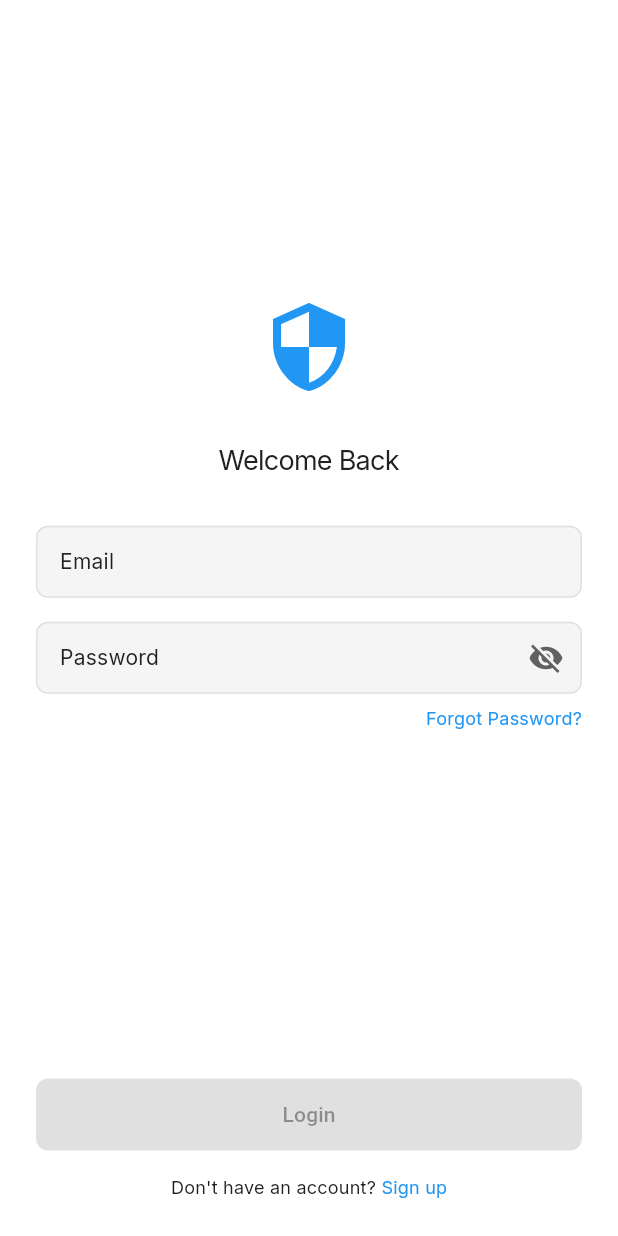
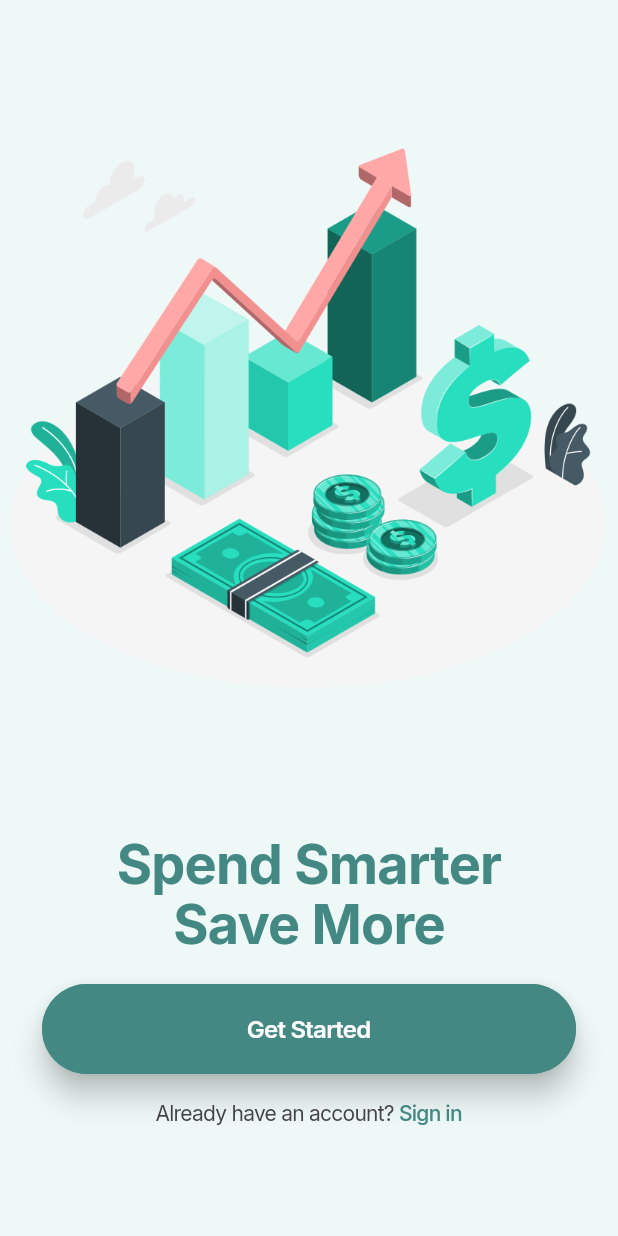
Before and after one commit to thak1996/financy_app, a Flutter app: the screen it shows after launch, on a phone screen of 412 x 824 dp. Run offline on Flutter 3.47's test engine with Material 3 defaults, Android fonts, the phone set to English and light mode, and no system bars; our stand-ins replace dio, flutter_bloc, flutter_secure_storage, go_router, google_fonts.

Commit message:
Implement onboarding feature with updated assets and theme adjustments. Added OnBoarding page, primary button widget, and text rich widget. Updated app routing to include onboarding and modified splash page navigation. Removed app metrics file and adjusted color themes accordingly.

```diff
--- a/lib/app/app.route.dart
+++ b/lib/app/app.route.dart
@@ -1,4 +1,5 @@
 import 'package:go_router/go_router.dart';
+import 'page/auth/onBoarding/onboarding.page.dart';
 import 'page/auth/register/register.page.dart';
 import 'page/home/home.page.dart';
 import 'page/auth/login/login.page.dart';
@@ -11,5 +12,6 @@ final GoRouter appRouter = GoRouter(
     GoRoute(path: '/login', builder: (context, state) => LoginPage()),
     GoRoute(path: '/home', builder: (context, state) => HomePage()),
     GoRoute(path: '/register', builder: (context, state) => RegisterPage()),
+    GoRoute(path: '/onboarding', builder: (context, state) => OnBoarding()),
   ],
 );
--- a/lib/app/core/theme/app.colors.dart
+++ b/lib/app/core/theme/app.colors.dart
@@ -4,12 +4,9 @@ abstract class AppColors {
   AppColors._();
 
   // Brand Colors
-  static Color get primary => const Color(0xFF2196F3);
-  static Color get secondary => const Color(0xFF64B5F6);
-  static Color get accent => const Color(0xFF448AFF);
+  static Color get primary => const Color(0xFF438883);
+  static Color get secondary => const Color(0xFF2F7E79);
 
-  // Feedback Colors
-  static Color get success => const Color(0xFF4CAF50);
   static Color get warning => const Color(0xFFFFC107);
   static Color get error => const Color(0xFFF44336);
 
@@ -19,18 +16,27 @@ abstract class AppColors {
   static Color get grey300 => const Color(0xFFE0E0E0);
 
   static Color get white => const Color(0xFFFFFFFF);
+  static Color get iceWhite => const Color(0xFFEEF8F7);
 
   // Surface Colors
   static Color get background => const Color(0xFFFFFFFF);
   static Color get surface => const Color(0xFFFFFFFF);
 
   // Text Colors
-  static Color get textPrimary => const Color(0xFF212121);
-  static Color get textSecondary => const Color(0xFF757575);
+  static Color get textPrimary => const Color(0xFF438883);
+  static Color get textSecondary => const Color(0xFF444444);
   static Color get textDisabled => const Color(0xFFBDBDBD);
 
   // Link Colors
   static Color get link => const Color(0xFF2196F3);
 
-  static List<Color> get gradient => [Color(0xFF63B5AF), Color(0xFF438883)];
+  static List<Color> get gradientBackground => [
+    Color(0xFF63B5AF),
+    Color(0xFF438883),
+  ];
+  static List<Color> get gradientButton => [
+    Color(0xFF69AEA9),
+    Color(0xFF69AEA9),
+    Color(0xFF3F8782),
+  ];
 }
--- a/lib/app/core/theme/app.metrics.dart
+++ /dev/null
@@ -1,51 +0,0 @@
-abstract class AppMetrics {
-  AppMetrics._();
-
-  // Spacing
-  static double get spacingXXS => 2;
-  static double get spacingXS => 4;
-  static double get spacingS => 8;
-  static double get spacingM => 12;
-  static double get spacingL => 16;
-  static double get spacingXL => 24;
-  static double get spacingXXL => 48;
-
-  // Border Radius
-  static double get radiusXS => 4;
-  static double get radiusS => 8;
-  static double get radiusM => 12;
-  static double get radiusL => 16;
-  static double get radiusXL => 24;
-
-  // Button Heights
-  static double get buttonHeightS => 36;
-  static double get buttonHeightM => 48;
-  static double get buttonHeightL => 56;
-
-  // Input Heights
-  static double get inputHeightS => 36;
-  static double get inputHeightM => 48;
-  static double get inputHeightL => 56;
-
-  // Font Sizes
-  static double get fontDisplay1 => 26;
-  static double get fontDisplay2 => 22;
-  static double get fontDisplay3 => 20;
-  static double get fontHeadline => 18;
-  static double get fontTitle => 16;
-  static double get fontBody => 14;
-  static double get fontLabel => 12;
-  static double get fontCaption => 12;
-
-  // Letter Spacing
-  static double get letterSpacingS => -0.5;
-  static double get letterSpacingM => 0.1;
-  static double get letterSpacingL => 0.15;
-
-  // Sizes
-  static double get sizedBoxXXS => 8;
-  static double get sizedBoxXS => 16;
-  static double get sizedBoxS => 24;
-  static double get sizedBoxM => 32;
-  static double get sizedBoxL => 40;
-}
--- a/lib/app/core/theme/app.theme.dart
+++ b/lib/app/core/theme/app.theme.dart
@@ -1,7 +1,6 @@
 import 'package:flutter/material.dart';
 import 'package:google_fonts/google_fonts.dart';
 import 'app.colors.dart';
-import 'app.metrics.dart';
 
 class AppTheme {
   static ThemeData get lightTheme {
@@ -18,49 +17,49 @@ class AppTheme {
         ThemeData.light().textTheme,
       ).copyWith(
         displayLarge: GoogleFonts.inter(
-          fontSize: AppMetrics.fontDisplay1,
-          letterSpacing: AppMetrics.letterSpacingS,
+          fontSize: 36,
+          letterSpacing: -0.5,
           color: AppColors.textPrimary,
         ),
         displayMedium: GoogleFonts.inter(
-          fontSize: AppMetrics.fontDisplay2,
-          letterSpacing: AppMetrics.letterSpacingS,
+          fontSize: 32,
+          letterSpacing: -0.5,
           color: AppColors.textPrimary,
         ),
         displaySmall: GoogleFonts.inter(
-          fontSize: AppMetrics.fontDisplay3,
-          letterSpacing: AppMetrics.letterSpacingS,
+          fontSize: 28,
+          letterSpacing: -0.5,
           color: AppColors.textPrimary,
         ),
         headlineMedium: GoogleFonts.inter(
-          fontSize: AppMetrics.fontHeadline,
-          letterSpacing: AppMetrics.letterSpacingS,
+          fontSize: 24,
+          letterSpacing: -0.5,
           color: AppColors.textPrimary,
         ),
         headlineSmall: GoogleFonts.inter(
-          fontSize: AppMetrics.fontTitle,
+          fontSize: 20,
           fontWeight: FontWeight.w600,
-          letterSpacing: AppMetrics.letterSpacingS,
+          letterSpacing: -0.5,
           color: AppColors.textPrimary,
         ),
         titleLarge: GoogleFonts.inter(
-          fontSize: AppMetrics.fontTitle,
-          letterSpacing: AppMetrics.letterSpacingS,
+          fontSize: 20,
+          letterSpacing: -0.5,
           color: AppColors.textPrimary,
         ),
         bodyLarge: GoogleFonts.inter(
-          fontSize: AppMetrics.fontBody,
-          letterSpacing: AppMetrics.letterSpacingL,
+          fontSize: 16,
+          letterSpacing: -0.5,
           color: AppColors.textSecondary,
         ),
         bodyMedium: GoogleFonts.inter(
-          fontSize: AppMetrics.fontLabel,
-          letterSpacing: AppMetrics.letterSpacingL,
+          fontSize: 14,
+          letterSpacing: -0.5,
           color: AppColors.textSecondary,
         ),
         labelLarge: GoogleFonts.inter(
-          fontSize: AppMetrics.fontLabel,
-          letterSpacing: AppMetrics.letterSpacingM,
+          fontSize: 12,
+          letterSpacing: -0.5,
           color: AppColors.textSecondary,
         ),
       ),
@@ -71,83 +70,65 @@ class AppTheme {
       ),
       cardTheme: CardTheme(
         elevation: 2,
-        shape: RoundedRectangleBorder(
-          borderRadius: BorderRadius.circular(AppMetrics.radiusM),
-        ),
+        shape: RoundedRectangleBorder(borderRadius: BorderRadius.circular(12)),
       ),
       elevatedButtonTheme: ElevatedButtonThemeData(
         style: ElevatedButton.styleFrom(
           backgroundColor: AppColors.primary,
           foregroundColor: AppColors.background,
-          padding: EdgeInsets.symmetric(
-            horizontal: AppMetrics.spacingL,
-            vertical: AppMetrics.spacingS,
-          ),
-          shape: RoundedRectangleBorder(
-            borderRadius: BorderRadius.circular(AppMetrics.radiusS),
-          ),
-          minimumSize: Size.fromHeight(AppMetrics.buttonHeightM),
+          padding: EdgeInsets.symmetric(horizontal: 16, vertical: 8),
+          shape: RoundedRectangleBorder(borderRadius: BorderRadius.circular(8)),
+          minimumSize: Size.fromHeight(48),
           textStyle: TextStyle(
-            fontSize: AppMetrics.fontBody,
+            fontSize: 14,
             fontWeight: FontWeight.w500,
-            letterSpacing: AppMetrics.letterSpacingM,
+            letterSpacing: -0.5,
           ),
         ),
       ),
       textButtonTheme: TextButtonThemeData(
         style: TextButton.styleFrom(
           foregroundColor: AppColors.primary,
-          padding: EdgeInsets.symmetric(
-            horizontal: AppMetrics.spacingM,
-            vertical: AppMetrics.spacingXS,
-          ),
-          shape: RoundedRectangleBorder(
-            borderRadius: BorderRadius.circular(AppMetrics.radiusS),
-          ),
-          minimumSize: Size.fromHeight(AppMetrics.buttonHeightS),
+          padding: EdgeInsets.symmetric(horizontal: 16, vertical: 8),
+          shape: RoundedRectangleBorder(borderRadius: BorderRadius.circular(8)),
+          minimumSize: Size.fromHeight(48),
           textStyle: TextStyle(
-            fontSize: AppMetrics.fontBody,
+            fontSize: 14,
             fontWeight: FontWeight.w500,
-            letterSpacing: AppMetrics.letterSpacingM,
+            letterSpacing: -0.5,
           ),
         ),
       ),
       filledButtonTheme: FilledButtonThemeData(
         style: FilledButton.styleFrom(
-          backgroundColor: AppColors.primary,
-          foregroundColor: AppColors.background,
-          padding: EdgeInsets.symmetric(
-            horizontal: AppMetrics.spacingL,
-            vertical: AppMetrics.spacingS,
+          padding: EdgeInsets.symmetric(horizontal: 16, vertical: 8),
+          shape: RoundedRectangleBorder(
+            borderRadius: BorderRadius.circular(40),
           ),
-          shape: RoundedRectangleBorder(
-            borderRadius: BorderRadius.circular(AppMetrics.radiusS),
-          ),
-          minimumSize: Size.fromHeight(AppMetrics.buttonHeightM),
+          minimumSize: Size.fromHeight(60),
+          elevation: 8,
+          surfaceTintColor: Colors.transparent,
           textStyle: TextStyle(
-            fontSize: AppMetrics.fontBody,
-            fontWeight: FontWeight.w500,
-            letterSpacing: AppMetrics.letterSpacingM,
+            fontSize: 18,
+            fontWeight: FontWeight.w600,
+            letterSpacing: -0.5,
           ),
         ),
       ),
       inputDecorationTheme: InputDecorationTheme(
         border: OutlineInputBorder(
-          borderRadius: BorderRadius.circular(AppMetrics.radiusS),
+          borderRadius: BorderRadius.circular(8),
           borderSide: BorderSide(color: AppColors.grey300),
         ),
         enabledBorder: OutlineInputBorder(
-          borderRadius: BorderRadius.circular(AppMetrics.radiusS),
+          borderRadius: BorderRadius.circular(8),
           borderSide: BorderSide(color: AppColors.grey300),
         ),
         focusedBorder: OutlineInputBorder(
-          borderRadius: BorderRadius.circular(AppMetrics.radiusS),
+          borderRadius: BorderRadius.circular(8),
           borderSide: BorderSide(color: AppColors.grey300),
         ),
-        contentPadding: EdgeInsets.symmetric(
-          horizontal: AppMetrics.spacingM,
-          vertical: AppMetrics.spacingS,
-        ),
+        contentPadding: EdgeInsets.symmetric(horizontal: 16, vertical: 8),
         hoverColor: Colors.transparent,
         focusColor: AppColors.grey200,
         filled: true,
@@ -173,55 +154,55 @@ class AppTheme {
           .apply(bodyColor: Colors.white, displayColor: Colors.white)
           .copyWith(
             displayLarge: GoogleFonts.inter(
-              fontSize: AppMetrics.fontDisplay1,
+              fontSize: 26,
               fontWeight: FontWeight.bold,
-              letterSpacing: AppMetrics.letterSpacingS,
+              letterSpacing: -0.5,
               color: Colors.white,
             ),
             displayMedium: GoogleFonts.inter(
-              fontSize: AppMetrics.fontDisplay2,
+              fontSize: 22,
               fontWeight: FontWeight.bold,
-              letterSpacing: AppMetrics.letterSpacingS,
+              letterSpacing: -0.5,
               color: Colors.white,
             ),
             displaySmall: GoogleFonts.inter(
-              fontSize: AppMetrics.fontDisplay3,
+              fontSize: 20,
               fontWeight: FontWeight.bold,
-              letterSpacing: AppMetrics.letterSpacingS,
+              letterSpacing: -0.5,
               color: Colors.white,
             ),
             headlineMedium: GoogleFonts.inter(
-              fontSize: AppMetrics.fontHeadline,
+              fontSize: 18,
               fontWeight: FontWeight.w600,
-              letterSpacing: AppMetrics.letterSpacingS,
+              letterSpacing: -0.5,
               color: Colors.white,
             ),
             headlineSmall: GoogleFonts.inter(
-              fontSize: AppMetrics.fontTitle,
+              fontSize: 16,
               fontWeight: FontWeight.w600,
-              letterSpacing: AppMetrics.letterSpacingS,
+              letterSpacing: -0.5,
               color: Colors.white,
             ),
             titleLarge: GoogleFonts.inter(
-              fontSize: AppMetrics.fontTitle,
+              fontSize: 16,
               fontWeight: FontWeight.w600,
-              letterSpacing: AppMetrics.letterSpacingS,
+              letterSpacing: -0.5,
               color: Colors.white,
             ),
             bodyLarge: GoogleFonts.inter(
-              fontSize: AppMetrics.fontBody,
-              letterSpacing: AppMetrics.letterSpacingL,
+              fontSize: 14,
+              letterSpacing: -0.5,
               color: Colors.white,
             ),
             bodyMedium: GoogleFonts.inter(
-              fontSize: AppMetrics.fontLabel,
-              letterSpacing: AppMetrics.letterSpacingL,
+              fontSize: 12,
+              letterSpacing: -0.5,
               color: Colors.white70,
             ),
             labelLarge: GoogleFonts.inter(
-              fontSize: AppMetrics.fontLabel,
+              fontSize: 12,
               fontWeight: FontWeight.w500,
-              letterSpacing: AppMetrics.letterSpacingM,
+              letterSpacing: -0.5,
               color: Colors.white70,
             ),
           ),
@@ -235,48 +216,36 @@ class AppTheme {
       cardTheme: CardTheme(
         elevation: 2,
         color: const Color(0xFF1E1E1E),
-        shape: RoundedRectangleBorder(
-          borderRadius: BorderRadius.circular(AppMetrics.radiusM),
-        ),
+        shape: RoundedRectangleBorder(borderRadius: BorderRadius.circular(12)),
       ),
       elevatedButtonTheme: ElevatedButtonThemeData(
         style: ElevatedButton.styleFrom(
           backgroundColor: AppColors.primary,
           foregroundColor: AppColors.background,
-          padding: EdgeInsets.symmetric(
-            horizontal: AppMetrics.spacingL,
-            vertical: AppMetrics.spacingS,
-          ),
-          shape: RoundedRectangleBorder(
-            borderRadius: BorderRadius.circular(AppMetrics.radiusS),
-          ),
-          minimumSize: Size.fromHeight(AppMetrics.buttonHeightM),
+          padding: EdgeInsets.symmetric(horizontal: 16, vertical: 8),
+          shape: RoundedRectangleBorder(borderRadius: BorderRadius.circular(8)),
+          minimumSize: Size.fromHeight(48),
           textStyle: TextStyle(
-            fontSize: AppMetrics.fontBody,
+            fontSize: 14,
             fontWeight: FontWeight.w500,
-            letterSpacing: AppMetrics.letterSpacingM,
+            letterSpacing: -0.5,
             color: Colors.white,
           ),
         ),
       ),
       inputDecorationTheme: InputDecorationTheme(
-        border: OutlineInputBorder(
-          borderRadius: BorderRadius.circular(AppMetrics.radiusS),
-        ),
-        contentPadding: EdgeInsets.symmetric(
-          horizontal: AppMetrics.spacingM,
-          vertical: AppMetrics.spacingS,
-        ),
+        border: OutlineInputBorder(borderRadius: BorderRadius.circular(8)),
+        contentPadding: EdgeInsets.symmetric(horizontal: 16, vertical: 8),
         fillColor: Colors.grey[900],
         filled: true,
         labelStyle: const TextStyle(color: Colors.white),
         hintStyle: const TextStyle(color: Colors.white70),
         enabledBorder: OutlineInputBorder(
-          borderRadius: BorderRadius.circular(AppMetrics.radiusS),
+          borderRadius: BorderRadius.circular(8),
           borderSide: BorderSide(color: Colors.grey.shade700),
         ),
         focusedBorder: OutlineInputBorder(
-          borderRadius: BorderRadius.circular(AppMetrics.radiusS),
+          borderRadius: BorderRadius.circular(8),
           borderSide: BorderSide(color: AppColors.primary),
         ),
       ),
--- /dev/null
+++ b/lib/app/core/widgets/primary_button.widget.dart
@@ -0,0 +1,43 @@
+import 'package:flutter/material.dart';
+import '../theme/app.colors.dart';
+
+class PrimaryButton extends StatelessWidget {
+  const PrimaryButton({
+    super.key,
+    required this.text,
+    required this.onPressed,
+    this.padding = const EdgeInsets.symmetric(horizontal: 28),
+  });
+
+  final String text;
+  final VoidCallback onPressed;
+  final EdgeInsets padding;
+
+  @override
+  Widget build(BuildContext context) {
+    return Padding(
+      padding: padding,
+      child: Container(
+        decoration: BoxDecoration(
+          gradient: LinearGradient(
+            colors: AppColors.gradientButton,
+            begin: Alignment.bottomCenter,
+            end: Alignment.topCenter,
+          ),
+          borderRadius: BorderRadius.circular(40),
+        ),
+        child: FilledButton(
+          style: FilledButton.styleFrom(foregroundColor: AppColors.white),
+          onPressed: onPressed,
+          child: Text(
+            text,
+            style: Theme.of(context).textTheme.bodyLarge?.copyWith(
+              fontWeight: FontWeight.w600,
+              color: AppColors.white,
+            ),
+          ),
+        ),
+      ),
+    );
+  }
+}
--- /dev/null
+++ b/lib/app/core/widgets/text_rich_widget.dart
@@ -0,0 +1,44 @@
+import 'package:flutter/material.dart';
+
+import '../theme/app.colors.dart';
+
+class TextRichWidget extends StatelessWidget {
+  const TextRichWidget({
+    super.key,
+    required this.textOne,
+    required this.textTwo,
+    required this.onTap,
+  });
+
+  final String textOne;
+  final String textTwo;
+  final VoidCallback onTap;
+
+  @override
+  Widget build(BuildContext context) {
+    return InkWell(
+      splashColor: Colors.transparent,
+      highlightColor: Colors.transparent,
+      hoverColor: Colors.transparent,
+      onTap: onTap,
+      child: RichText(
+        text: TextSpan(
+          style: Theme.of(context).textTheme.bodyMedium?.copyWith(
+            color: AppColors.textSecondary,
+            fontWeight: FontWeight.w400,
+          ),
+          children: [
+            TextSpan(text: textOne),
+            TextSpan(
+              text: textTwo,
+              style: Theme.of(context).textTheme.bodyMedium?.copyWith(
+                color: AppColors.primary,
+                fontWeight: FontWeight.w500,
+              ),
+            ),
+          ],
+        ),
+      ),
+    );
+  }
+}
--- a/lib/app/page/auth/login/login.page.dart
+++ b/lib/app/page/auth/login/login.page.dart
@@ -2,7 +2,6 @@ import 'package:flutter/material.dart';
 import 'package:flutter_bloc/flutter_bloc.dart';
 import 'package:go_router/go_router.dart';
 import '../../../core/theme/app.colors.dart';
-import '../../../core/theme/app.metrics.dart';
 import '../../../core/utils/secure_storage.dart';
 import '../../../core/utils/validators.dart';
 import '../../../core/widgets/text_button.widget.dart';
@@ -68,12 +67,12 @@ class _LoginPageState extends State<LoginPage> {
                               size: 64,
                               color: AppColors.primary,
                             ),
-                            SizedBox(height: AppMetrics.sizedBoxM),
+                            const SizedBox(height: 16),
                             Text(
                               'Welcome Back',
                               style: Theme.of(context).textTheme.headlineMedium,
                             ),
-                            SizedBox(height: AppMetrics.sizedBoxM),
+                            const SizedBox(height: 16),
                             Form(
                               key: _formKey,
                               child: Column(
@@ -91,7 +90,7 @@ class _LoginPageState extends State<LoginPage> {
                                       );
                                     },
                                   ),
-                                  SizedBox(height: AppMetrics.sizedBoxXS),
+                                  const SizedBox(height: 8),
                                   TextFieldWidget(
                                     controller: _passwordController,
                                     label: 'Password',
@@ -104,14 +103,14 @@ class _LoginPageState extends State<LoginPage> {
                                       );
                                     },
                                   ),
-                                  SizedBox(height: AppMetrics.sizedBoxXXS),
+                                  const SizedBox(height: 4),
                                   TextButtonWidget(
                                     alignment: Alignment.topRight,
                                     primaryText: 'Forgot Password?',
                                     primaryTextColor: AppColors.link,
                                     onPressed: () {},
                                   ),
-                                  SizedBox(height: AppMetrics.sizedBoxM),
+                                  const SizedBox(height: 16),
                                 ],
                               ),
                             ),
@@ -140,7 +139,7 @@ class _LoginPageState extends State<LoginPage> {
                                       )
                                       : const Text('Login'),
                             ),
-                            SizedBox(height: AppMetrics.sizedBoxXS),
+                            const SizedBox(height: 8),
                             TextButtonWidget(
                               primaryText: 'Don\'t have an account?',
                               secondaryText: 'Sign up',
--- /dev/null
+++ b/lib/app/page/auth/onBoarding/onboarding.page.dart
@@ -0,0 +1,52 @@
+import 'package:flutter/material.dart';
+import 'package:go_router/go_router.dart';
+import '../../../core/theme/app.colors.dart';
+import '../../../core/widgets/primary_button.widget.dart';
+import '../../../core/widgets/text_rich_widget.dart';
+
+class OnBoarding extends StatelessWidget {
+  const OnBoarding({super.key});
+
+  @override
+  Widget build(BuildContext context) {
+    return Scaffold(
+      backgroundColor: AppColors.iceWhite,
+      body: Center(
+        child: Column(
+          children: [
+            Expanded(
+              flex: 2,
+              child: Image.asset('assets/images/onboarding.png'),
+            ),
+            const SizedBox(height: 20),
+            Expanded(
+              child: Column(
+                children: [
+                  Text(
+                    'Spend Smarter \nSave More',
+                    textAlign: TextAlign.center,
+                    style: Theme.of(context).textTheme.displayLarge?.copyWith(
+                      color: AppColors.textPrimary,
+                      fontWeight: FontWeight.w700,
+                    ),
+                  ),
+                  const SizedBox(height: 20),
+                  PrimaryButton(
+                    text: 'Get Started',
+                    onPressed: () => context.push('/login'),
+                  ),
+                  const SizedBox(height: 16),
+                  TextRichWidget(
+                    textOne: 'Already have an account? ',
+                    textTwo: 'Sign in',
+                    onTap: () => context.push('/login'),
+                  ),
+                ],
+              ),
+            ),
+          ],
+        ),
+      ),
+    );
+  }
+}
--- a/lib/app/page/auth/register/register.page.dart
+++ b/lib/app/page/auth/register/register.page.dart
@@ -1,7 +1,6 @@
 import 'package:flutter/material.dart';
 import 'package:flutter_bloc/flutter_bloc.dart';
 import 'package:go_router/go_router.dart';
-import '../../../core/theme/app.metrics.dart';
 import '../../../core/widgets/alert_dialog.widget.dart';
 import '../../../core/widgets/header_register.widget.dart';
 import '../../../core/widgets/step_indicator.widget.dart';
@@ -154,7 +153,7 @@ class _RegisterPageState extends State<RegisterPage> {
                   validator: Validators.validateName,
                   onChanged: (_) => setState(() {}),
                 ),
-                SizedBox(height: AppMetrics.sizedBoxXS),
+                const SizedBox(height: 8),
                 TextFieldWidget(
                   controller: emailController,
                   label: 'Email',
--- a/lib/app/page/auth/splash/splash.page.dart
+++ b/lib/app/page/auth/splash/splash.page.dart
@@ -14,7 +14,7 @@ class _SplashPageState extends State<SplashPage> {
   void initState() {
     super.initState();
     Future.delayed(Duration(milliseconds: 1500), () {
-      if (mounted) context.go('/login');
+      if (mounted) context.go('/onboarding');
     });
   }
 
@@ -26,7 +26,7 @@ class _SplashPageState extends State<SplashPage> {
           gradient: LinearGradient(
             begin: Alignment.topCenter,
             end: Alignment.bottomCenter,
-            colors: AppColors.gradient,
+            colors: AppColors.gradientBackground,
           ),
         ),
         child: Center(
--- a/pubspec.yaml
+++ b/pubspec.yaml
@@ -31,8 +31,8 @@ flutter:
   uses-material-design: true
 
   # To add assets to your application, add an assets section, like this:
-  # assets:
-  #   - images/a_dot_burr.jpeg
+  assets:
+    - assets/images/
   #   - images/a_dot_ham.jpeg
 
   # fonts:
```
Also changed, not shown: assets/images/onboarding.png (added).
